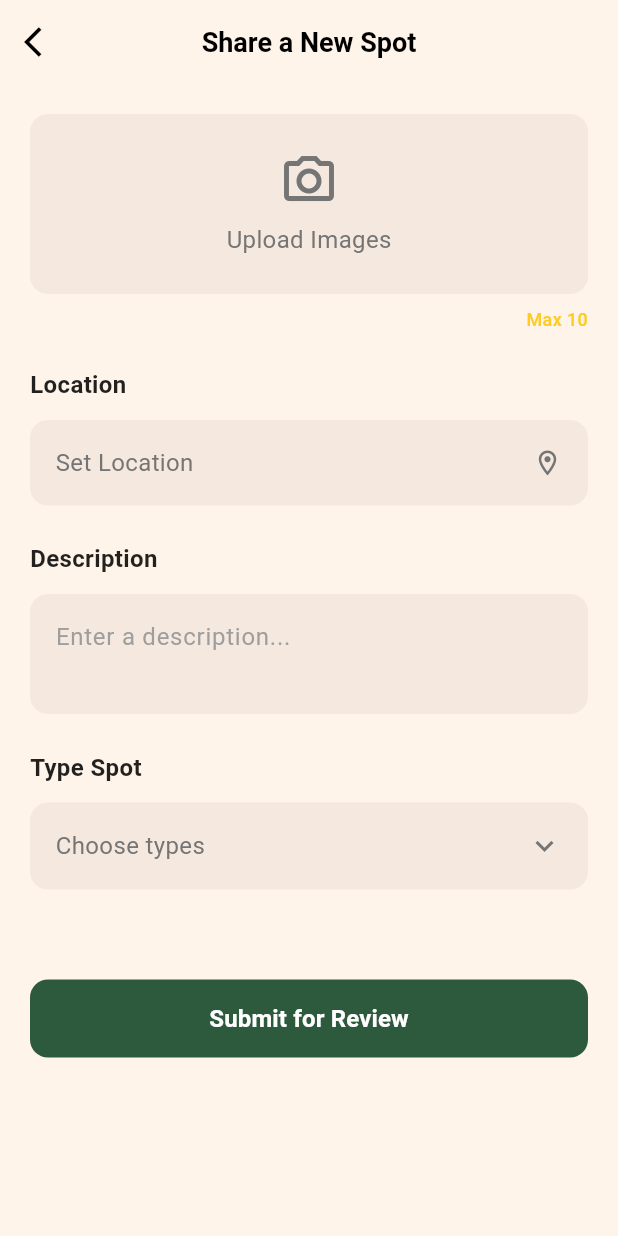
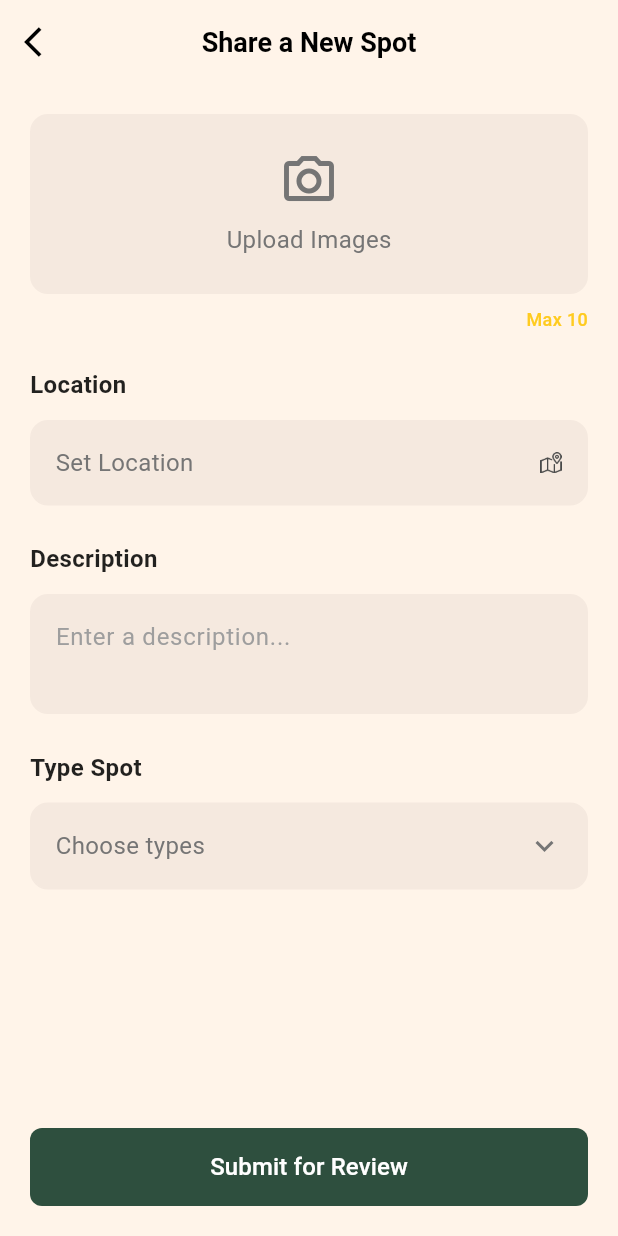
Before and after one commit to NahidAlamRahat/Zero-Signal, a Flutter app: the ShareSpotScreen screen opened by its route, on a phone screen of 412 x 824 dp. Run offline on Flutter 3.47's test engine with Material 3 defaults, Android fonts, the phone set to English and light mode, and no system bars; our stand-ins replace device_preview, flutter_screenutil, get, google_nav_bar, pin_code_fields.

Commit message:
Show configuration sheet completed in Shear A New Support screen

```diff
--- a/zero_signal/lib/constant/app_icon_path.dart
+++ b/zero_signal/lib/constant/app_icon_path.dart
@@ -21,5 +21,6 @@ class AppIconPath{
   static const String downloadIcon = "assets/icon/downloadIcon.png";
   static const String mapIcon = "assets/icon/mapIcon.png";
   static const String filtaringIcon = "assets/icon/filtaringIcon.webp";
-
+  static const String map = "assets/icon/map.png";
+  static const String myLocationIcon = "assets/icon/myLocationIcon.png";
 }
--- a/zero_signal/lib/constant/app_image_path.dart
+++ b/zero_signal/lib/constant/app_image_path.dart
@@ -12,6 +12,7 @@ class AppImagePath {
   static const String mountainMap  = "assets/images/MountainMap.webp";
   static const String normalMap  = "assets/images/normalMap.webp";
   static const String roadMap  = "assets/images/RoadMap.webp";
+  static const String mapImage2  = "assets/images/mapImage.webp";
 
 
 }
--- a/zero_signal/lib/screen/share_spot_screen/share_spot_screen.dart
+++ b/zero_signal/lib/screen/share_spot_screen/share_spot_screen.dart
@@ -1,4 +1,9 @@
 import 'package:flutter/material.dart';
+import 'package:flutter_screenutil/flutter_screenutil.dart';
+import 'package:zero_signal/constant/app_icon_path.dart';
+import 'package:zero_signal/constant/app_image_path.dart';
+import 'package:zero_signal/screen/share_spot_screen/widget/confirm_location_sheet.dart';
+import 'package:zero_signal/widget/button_widget/button_widget.dart';
 
 import '../../constant/app_colors.dart';
 
@@ -120,28 +125,52 @@ class _ShareSpotScreenState extends State<ShareSpotScreen> {
             const SizedBox(height: 60),
 
             // Submit
-            _submitButton(),
           ],
+        ),
+      ),
+
+      bottomNavigationBar: SafeArea(
+        child: Padding(
+          padding: const EdgeInsets.only(right: 20, left: 20, bottom: 20),
+          child: ButtonWidget(
+            buttonWidth: double.infinity,
+            onPressed: () {},
+            label: 'Submit for Review',
+            backgroundColor: AppColor.backgroundColor,
+          ),
         ),
       ),
     );
   }
 
+
   // ------------------------------ helpers ------------------------------
+
+
+
+  void showConfirmLocationSheet(BuildContext context) {
+    showModalBottomSheet(
+      context: context,
+      backgroundColor: Colors.transparent,
+      // Background transparent rakha hocche
+      builder: (BuildContext context) {
+        return const ConfirmLocationSheet();
+      },
+    );
+  }
 
   Widget _uploadImagesBox() => Container(
     width: double.infinity,
     height: 120,
     decoration: BoxDecoration(
-      color: Color.fromRGBO(245, 233 ,223, 1),
+      color: Color.fromRGBO(245, 233, 223, 1),
       borderRadius: BorderRadius.circular(12),
-      border: Border.all(color: Color.fromRGBO(245, 233 ,223, 1)),
+      border: Border.all(color: Color.fromRGBO(245, 233, 223, 1)),
     ),
     child: Column(
       mainAxisAlignment: MainAxisAlignment.center,
       children: [
-        Icon(Icons.camera_alt_outlined,
-            size: 40, color: Colors.grey.shade600),
+        Icon(Icons.camera_alt_outlined, size: 40, color: Colors.grey.shade600),
         const SizedBox(height: 8),
         Text(
           'Upload Images',
@@ -164,10 +193,10 @@ class _ShareSpotScreenState extends State<ShareSpotScreen> {
     width: double.infinity,
     padding: const EdgeInsets.symmetric(horizontal: 16, vertical: 16),
     decoration: BoxDecoration(
-      color:Color.fromRGBO(245, 233 ,223, 1),
+      color: Color.fromRGBO(245, 233, 223, 1),
 
       borderRadius: BorderRadius.circular(12),
-      border: Border.all(color:Color.fromRGBO(245, 233 ,223, 1)),
+      border: Border.all(color: Color.fromRGBO(245, 233, 223, 1)),
     ),
     child: Row(
       mainAxisAlignment: MainAxisAlignment.spaceBetween,
@@ -176,8 +205,12 @@ class _ShareSpotScreenState extends State<ShareSpotScreen> {
           'Set Location',
           style: TextStyle(color: Colors.grey.shade600, fontSize: 16),
         ),
-        Icon(Icons.location_on_outlined,
-            color: Colors.grey.shade600, size: 20),
+        InkWell(
+          onTap: () {
+            showConfirmLocationSheet(context);
+          },
+          child: Image.asset(AppIconPath.map, height: 16.h, width: 16.w),
+        ),
       ],
     ),
   );
@@ -186,9 +219,9 @@ class _ShareSpotScreenState extends State<ShareSpotScreen> {
     width: double.infinity,
     height: 80,
     decoration: BoxDecoration(
-      color: Color.fromRGBO(245, 233 ,223, 1),
+      color: Color.fromRGBO(245, 233, 223, 1),
       borderRadius: BorderRadius.circular(12),
-      border: Border.all(color: Color.fromRGBO(245, 233 ,223, 1)),
+      border: Border.all(color: Color.fromRGBO(245, 233, 223, 1)),
     ),
     child: TextField(
       controller: descriptionController,
@@ -209,14 +242,14 @@ class _ShareSpotScreenState extends State<ShareSpotScreen> {
       width: double.infinity,
       padding: const EdgeInsets.symmetric(horizontal: 16, vertical: 16),
       decoration: BoxDecoration(
-        color: Color.fromRGBO(245, 233 ,223, 1),
+        color: Color.fromRGBO(245, 233, 223, 1),
         borderRadius: isDropdownOpen
             ? const BorderRadius.only(
                 topLeft: Radius.circular(12),
                 topRight: Radius.circular(12),
               )
             : BorderRadius.circular(12),
-        border: Border.all(color: Color.fromRGBO(245, 233 ,223, 1)),
+        border: Border.all(color: Color.fromRGBO(245, 233, 223, 1)),
       ),
       child: Row(
         mainAxisAlignment: MainAxisAlignment.spaceBetween,
@@ -240,7 +273,7 @@ class _ShareSpotScreenState extends State<ShareSpotScreen> {
     width: double.infinity,
     constraints: const BoxConstraints(maxHeight: 400),
     decoration: BoxDecoration(
-      color: Color.fromRGBO(245, 233 ,223, 1),
+      color: Color.fromRGBO(245, 233, 223, 1),
       borderRadius: const BorderRadius.only(
         bottomLeft: Radius.circular(12),
         bottomRight: Radius.circular(12),
@@ -256,29 +289,6 @@ class _ShareSpotScreenState extends State<ShareSpotScreen> {
       child: Column(
         crossAxisAlignment: CrossAxisAlignment.start,
         children: _buildAllCategories(),
-      ),
-    ),
-  );
-
-  Widget _submitButton() => SizedBox(
-    width: double.infinity,
-    height: 52,
-    child: ElevatedButton(
-      onPressed: () {/* TODO: submit logic */},
-      style: ElevatedButton.styleFrom(
-        backgroundColor: const Color(0xFF2D5A3D),
-        shape: RoundedRectangleBorder(
-          borderRadius: BorderRadius.circular(12),
-        ),
-        elevation: 0,
-      ),
-      child: const Text(
-        'Submit for Review',
-        style: TextStyle(
-          color: Colors.white,
-          fontSize: 16,
-          fontWeight: FontWeight.w600,
-        ),
       ),
     ),
   );
@@ -307,8 +317,11 @@ class _ShareSpotScreenState extends State<ShareSpotScreen> {
     return widgets;
   }
 
-  Widget _dropdownCheckboxTile(Map<String, dynamic> item, String category, int index) =>
-      GestureDetector(
+  Widget _dropdownCheckboxTile(
+    Map<String, dynamic> item,
+    String category,
+    int index,
+  ) => GestureDetector(
     onTap: () => setState(() {
       allSpotTypes[category]![index]['selected'] =
           !allSpotTypes[category]![index]['selected'];
@@ -323,8 +336,7 @@ class _ShareSpotScreenState extends State<ShareSpotScreen> {
             borderRadius: BorderRadius.circular(4),
           ),
           child: item['selected']
-                  ? const Icon(Icons.check,
-                  size: 16, color: Color(0xFF2D5A3D))
+              ? const Icon(Icons.check, size: 16, color: Color(0xFF2D5A3D))
               : null,
         ),
         const SizedBox(width: 12),
@@ -338,6 +350,8 @@ class _ShareSpotScreenState extends State<ShareSpotScreen> {
     ),
   );
 
+
+
   @override
   void dispose() {
     descriptionController.dispose();
```
Also changed, not shown: zero_signal/lib/screen/share_spot_screen/widget/confirm_location_sheet.dart (added, +137 -0 lines), zero_signal/assets/icon/map.png (added), zero_signal/assets/icon/myLocationIcon.png (added), zero_signal/assets/images/mapImage.webp (added). Lines whose indentation alone changed are shown as unchanged.
